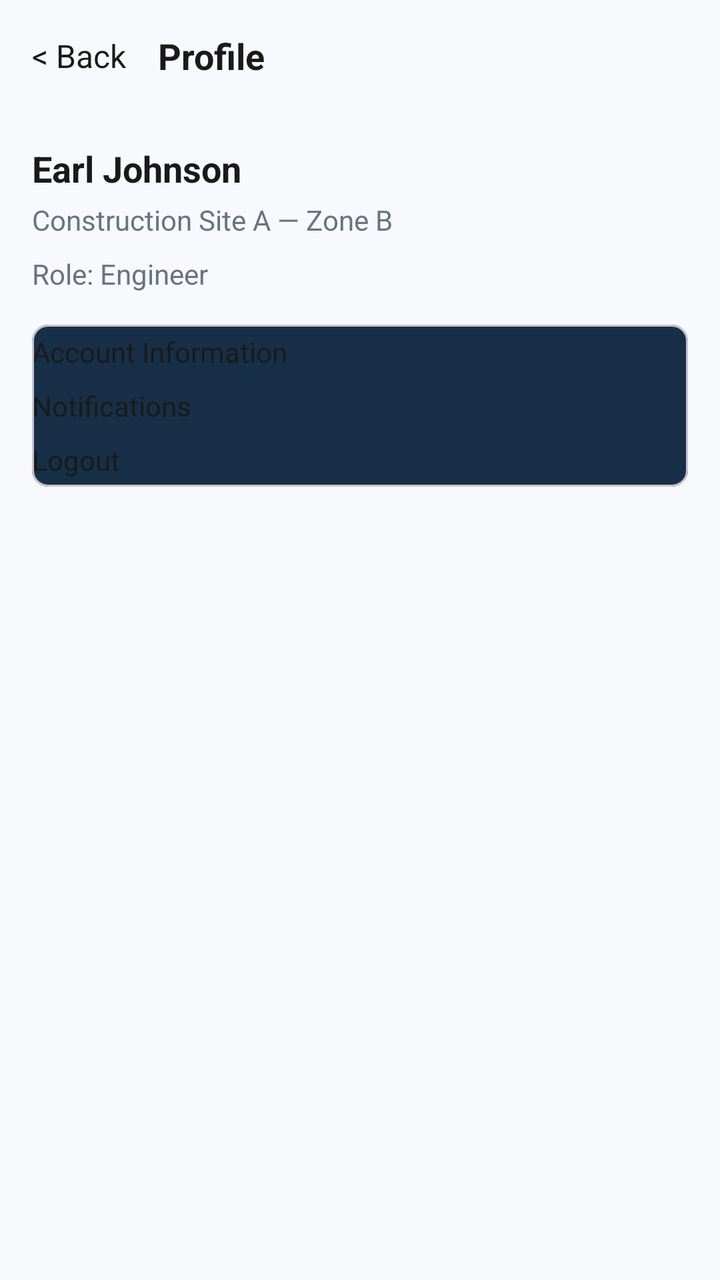
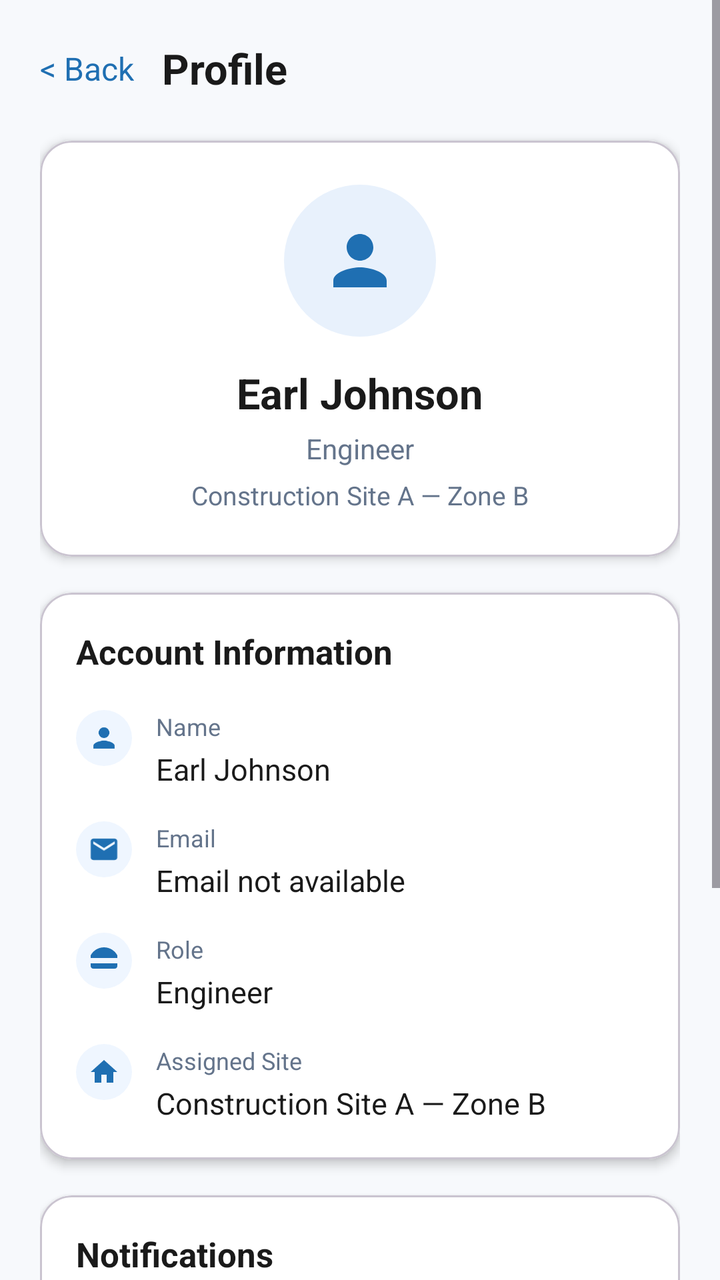

Compare the two renders of this Android layout. The source of the first and the diff that turns it into the second are given below.
<!-- AndroidManifest.xml: application theme Theme.HAZORA -->
<!-- res/layout/activity_profile.xml -->
<?xml version="1.0" encoding="utf-8"?>
<LinearLayout xmlns:android="http://schemas.android.com/apk/res/android"
    xmlns:app="http://schemas.android.com/apk/res-auto"
    android:layout_width="match_parent"
    android:layout_height="match_parent"
    android:orientation="vertical"
    android:background="@color/background_light">

    <LinearLayout
        android:layout_width="match_parent"
        android:layout_height="56dp"
        android:orientation="horizontal"
        android:paddingStart="16dp"
        android:paddingEnd="16dp"
        android:gravity="center_vertical">

        <TextView
            android:id="@+id/tv_back"
            android:layout_width="wrap_content"
            android:layout_height="wrap_content"
            android:text="&lt; Back"
            android:textColor="@color/primary_text_dark"
            android:textSize="16sp" />

        <TextView
            android:id="@+id/tv_title"
            android:layout_width="wrap_content"
            android:layout_height="wrap_content"
            android:layout_marginStart="16dp"
            android:text="Profile"
            android:textColor="@color/primary_text_dark"
            android:textStyle="bold"
            android:textSize="18sp" />
    </LinearLayout>

    <LinearLayout
        android:layout_width="match_parent"
        android:layout_height="match_parent"
        android:orientation="vertical"
        android:padding="16dp">

        <TextView
            android:layout_width="match_parent"
            android:layout_height="wrap_content"
            android:text="Earl Johnson"
            android:textColor="@color/primary_text_dark"
            android:textStyle="bold"
            android:textSize="18sp" />

        <TextView
            android:layout_width="match_parent"
            android:layout_height="wrap_content"
            android:text="Construction Site A — Zone B"
            android:textColor="@color/secondary_text_dark"
            android:layout_marginTop="4dp" />

        <TextView
            android:layout_width="match_parent"
            android:layout_height="wrap_content"
            android:text="Role: Engineer"
            android:textColor="@color/secondary_text_dark"
            android:layout_marginTop="8dp" />

        <com.google.android.material.card.MaterialCardView
            android:layout_width="match_parent"
            android:layout_height="wrap_content"
            app:cardCornerRadius="8dp"
            android:layout_marginTop="16dp"
            android:padding="12dp"
            android:background="@color/white">

            <LinearLayout
                android:layout_width="match_parent"
                android:layout_height="wrap_content"
                android:orientation="vertical">

                <TextView
                    android:layout_width="match_parent"
                    android:layout_height="wrap_content"
                    android:text="Account Information"
                    android:textColor="@color/primary_text_dark"
                    android:paddingTop="4dp"
                    android:paddingBottom="4dp" />

                <TextView
                    android:layout_width="match_parent"
                    android:layout_height="wrap_content"
                    android:text="Notifications"
                    android:textColor="@color/primary_text_dark"
                    android:paddingTop="4dp"
                    android:paddingBottom="4dp" />

                <TextView
                    android:layout_width="match_parent"
                    android:layout_height="wrap_content"
                    android:text="Logout"
                    android:textColor="@color/primary_text_dark"
                    android:paddingTop="4dp"
                    android:paddingBottom="4dp" />

            </LinearLayout>
        </com.google.android.material.card.MaterialCardView>

    </LinearLayout>

</LinearLayout>
<!-- resources referenced by this layout -->
<resources>
  <color name="background_light">#F7F9FC</color>
  <color name="primary_text_dark">#1A1A1A</color>
  <color name="secondary_text_dark">#6B7280</color>
  <color name="white">#FFFFFFFF</color>
  <style name="Theme.HAZORA" parent="Base.Theme.HAZORA" />
  <style name="Base.Theme.HAZORA" parent="Theme.Material3.DayNight.NoActionBar">
          <item name="colorPrimary">@color/primary_blue</item>
          <item name="colorOnPrimary">@color/white</item>
          <item name="colorPrimaryContainer">@color/primary_blue_light</item>
          <item name="colorOnPrimaryContainer">@color/background_navy</item>
          <item name="colorSecondary">@color/accent_orange</item>
          <item name="colorOnSecondary">@color/background_navy</item>
          <item name="colorSurface">@color/card_gray</item>
          <item name="colorOnSurface">@color/text_primary</item>
          <item name="android:windowBackground">@color/background_navy</item>
          <item name="android:navigationBarColor">@color/background_navy</item>
          <item name="android:statusBarColor">@color/background_navy</item>
          <item name="android:windowLightStatusBar">false</item>
      </style>
  <color name="primary_blue">#1769AA</color>
  <color name="primary_blue_light">#65A8DC</color>
  <color name="background_navy">#071A2C</color>
  <color name="accent_orange">#F7941D</color>
  <color name="card_gray">#173047</color>
  <color name="text_primary">#FFFFFFFF</color>
</resources>

<!-- the commit's change to res/layout/activity_profile.xml (unified diff, before → after) -->
@@ -1,106 +1,382 @@
 <?xml version="1.0" encoding="utf-8"?>
-<LinearLayout xmlns:android="http://schemas.android.com/apk/res/android"
+<ScrollView xmlns:android="http://schemas.android.com/apk/res/android"
     xmlns:app="http://schemas.android.com/apk/res-auto"
     android:layout_width="match_parent"
     android:layout_height="match_parent"
-    android:orientation="vertical"
-    android:background="@color/background_light">
+    android:background="#F7F9FC"
+    android:fillViewport="true">
 
     <LinearLayout
         android:layout_width="match_parent"
-        android:layout_height="56dp"
-        android:orientation="horizontal"
-        android:paddingStart="16dp"
-        android:paddingEnd="16dp"
-        android:gravity="center_vertical">
-
-        <TextView
-            android:id="@+id/tv_back"
-            android:layout_width="wrap_content"
+        android:layout_height="wrap_content"
+        android:orientation="vertical"
+        android:paddingStart="20dp"
+        android:paddingTop="20dp"
+        android:paddingEnd="20dp"
+        android:paddingBottom="32dp">
+
+        <LinearLayout
+            android:layout_width="match_parent"
             android:layout_height="wrap_content"
-            android:text="&lt; Back"
-            android:textColor="@color/primary_text_dark"
-            android:textSize="16sp" />
-
-        <TextView
-            android:id="@+id/tv_title"
-            android:layout_width="wrap_content"
+            android:gravity="center_vertical"
+            android:orientation="horizontal">
+
+            <TextView
+                android:id="@+id/tv_back"
+                android:layout_width="wrap_content"
+                android:layout_height="wrap_content"
+                android:text="&lt; Back"
+                android:textColor="#1F6FB2"
+                android:textSize="16sp" />
+
+            <TextView
+                android:id="@+id/tv_title"
+                android:layout_width="wrap_content"
+                android:layout_height="wrap_content"
+                android:layout_marginStart="14dp"
+                android:text="Profile"
+                android:textColor="#1A1A1A"
+                android:textSize="21sp"
+                android:textStyle="bold" />
+        </LinearLayout>
+
+        <com.google.android.material.card.MaterialCardView
+            android:layout_width="match_parent"
             android:layout_height="wrap_content"
-            android:layout_marginStart="16dp"
-            android:text="Profile"
-            android:textColor="@color/primary_text_dark"
-            android:textStyle="bold"
-            android:textSize="18sp" />
-    </LinearLayout>
-
-    <LinearLayout
-        android:layout_width="match_parent"
-        android:layout_height="match_parent"
-        android:orientation="vertical"
-        android:padding="16dp">
-
-        <TextView
-            android:layout_width="match_parent"
-            android:layout_height="wrap_content"
-            android:text="Earl Johnson"
-            android:textColor="@color/primary_text_dark"
-            android:textStyle="bold"
-            android:textSize="18sp" />
-
-        <TextView
-            android:layout_width="match_parent"
-            android:layout_height="wrap_content"
-            android:text="Construction Site A — Zone B"
-            android:textColor="@color/secondary_text_dark"
-            android:layout_marginTop="4dp" />
-
-        <TextView
-            android:layout_width="match_parent"
-            android:layout_height="wrap_content"
-            android:text="Role: Engineer"
-            android:textColor="@color/secondary_text_dark"
-            android:layout_marginTop="8dp" />
-
-        <com.google.android.material.card.MaterialCardView
-            android:layout_width="match_parent"
-            android:layout_height="wrap_content"
-            app:cardCornerRadius="8dp"
-            android:layout_marginTop="16dp"
-            android:padding="12dp"
-            android:background="@color/white">
+            android:layout_marginTop="22dp"
+            app:cardBackgroundColor="#FFFFFF"
+            app:cardCornerRadius="16dp"
+            app:cardElevation="3dp">
 
             <LinearLayout
                 android:layout_width="match_parent"
                 android:layout_height="wrap_content"
-                android:orientation="vertical">
-
-                <TextView
-                    android:layout_width="match_parent"
-                    android:layout_height="wrap_content"
-                    android:text="Account Information"
-                    android:textColor="@color/primary_text_dark"
-                    android:paddingTop="4dp"
-                    android:paddingBottom="4dp" />
-
-                <TextView
-                    android:layout_width="match_parent"
-                    android:layout_height="wrap_content"
-                    android:text="Notifications"
-                    android:textColor="@color/primary_text_dark"
-                    android:paddingTop="4dp"
-                    android:paddingBottom="4dp" />
-
-                <TextView
-                    android:layout_width="match_parent"
-                    android:layout_height="wrap_content"
-                    android:text="Logout"
-                    android:textColor="@color/primary_text_dark"
-                    android:paddingTop="4dp"
-                    android:paddingBottom="4dp" />
-
+                android:gravity="center_horizontal"
+                android:orientation="vertical"
+                android:padding="22dp">
+
+                <ImageView
+                    android:layout_width="76dp"
+                    android:layout_height="76dp"
+                    android:background="@drawable/bg_profile_avatar"
+                    android:contentDescription="Profile avatar"
+                    android:padding="18dp"
+                    android:src="@drawable/ic_person"
+                    android:tint="#1F6FB2" />
+
+                <TextView
+                    android:layout_width="wrap_content"
+                    android:layout_height="wrap_content"
+                    android:layout_marginTop="14dp"
+                    android:text="Earl Johnson"
+                    android:textColor="#1A1A1A"
+                    android:textSize="21sp"
+                    android:textStyle="bold" />
+
+                <TextView
+                    android:layout_width="wrap_content"
+                    android:layout_height="wrap_content"
+                    android:layout_marginTop="4dp"
+                    android:text="Engineer"
+                    android:textColor="#64748B"
+                    android:textSize="14sp" />
+
+                <TextView
+                    android:layout_width="wrap_content"
+                    android:layout_height="wrap_content"
+                    android:layout_marginTop="5dp"
+                    android:text="Construction Site A — Zone B"
+                    android:textColor="#64748B"
+                    android:textSize="13sp" />
             </LinearLayout>
         </com.google.android.material.card.MaterialCardView>
 
+        <com.google.android.material.card.MaterialCardView
+            android:layout_width="match_parent"
+            android:layout_height="wrap_content"
+            android:layout_marginTop="18dp"
+            app:cardBackgroundColor="#FFFFFF"
+            app:cardCornerRadius="16dp"
+            app:cardElevation="3dp">
+
+            <LinearLayout
+                android:layout_width="match_parent"
+                android:layout_height="wrap_content"
+                android:orientation="vertical"
+                android:padding="18dp">
+
+                <TextView
+                    android:layout_width="match_parent"
+                    android:layout_height="wrap_content"
+                    android:text="Account Information"
+                    android:textColor="#1A1A1A"
+                    android:textSize="17sp"
+                    android:textStyle="bold" />
+
+                <LinearLayout
+                    android:layout_width="match_parent"
+                    android:layout_height="wrap_content"
+                    android:layout_marginTop="18dp"
+                    android:orientation="horizontal">
+
+                    <ImageView
+                        android:layout_width="28dp"
+                        android:layout_height="28dp"
+                        android:background="@drawable/bg_icon_blue_light"
+                        android:contentDescription="Name"
+                        android:padding="6dp"
+                        android:src="@drawable/ic_person"
+                        android:tint="#1F6FB2" />
+
+                    <LinearLayout
+                        android:layout_width="0dp"
+                        android:layout_height="wrap_content"
+                        android:layout_marginStart="12dp"
+                        android:layout_weight="1"
+                        android:orientation="vertical">
+
+                        <TextView
+                            android:layout_width="match_parent"
+                            android:layout_height="wrap_content"
+                            android:text="Name"
+                            android:textColor="#64748B"
+                            android:textSize="12sp" />
+
+                        <TextView
+                            android:layout_width="match_parent"
+                            android:layout_height="wrap_content"
+                            android:layout_marginTop="3dp"
+                            android:text="Earl Johnson"
+                            android:textColor="#1A1A1A"
+                            android:textSize="15sp" />
+                    </LinearLayout>
+                </LinearLayout>
+
+                <LinearLayout
+                    android:layout_width="match_parent"
+                    android:layout_height="wrap_content"
+                    android:layout_marginTop="16dp"
+                    android:orientation="horizontal">
+
+                    <ImageView
+                        android:layout_width="28dp"
+                        android:layout_height="28dp"
+                        android:background="@drawable/bg_icon_blue_light"
+                        android:contentDescription="Email"
+                        android:padding="6dp"
+                        android:src="@drawable/ic_email"
+                        android:tint="#1F6FB2" />
+
+                    <LinearLayout
+                        android:layout_width="0dp"
+                        android:layout_height="wrap_content"
+                        android:layout_marginStart="12dp"
+                        android:layout_weight="1"
+                        android:orientation="vertical">
+
+                        <TextView
+                            android:layout_width="match_parent"
+                            android:layout_height="wrap_content"
+                            android:text="Email"
+                            android:textColor="#64748B"
+                            android:textSize="12sp" />
+
+                        <TextView
+                            android:id="@+id/tv_email_value"
+                            android:layout_width="match_parent"
+                            android:layout_height="wrap_content"
+                            android:layout_marginTop="3dp"
+                            android:text="Email not available"
+                            android:textColor="#1A1A1A"
+                            android:textSize="15sp" />
+                    </LinearLayout>
+                </LinearLayout>
+
+                <LinearLayout
+                    android:layout_width="match_parent"
+                    android:layout_height="wrap_content"
+                    android:layout_marginTop="16dp"
+                    android:orientation="horizontal">
+
+                    <ImageView
+                        android:layout_width="28dp"
+                        android:layout_height="28dp"
+                        android:background="@drawable/bg_icon_blue_light"
+                        android:contentDescription="Role"
+                        android:padding="6dp"
+                        android:src="@drawable/ic_hard_hat"
+                        android:tint="#1F6FB2" />
+
+                    <LinearLayout
+                        android:layout_width="0dp"
+                        android:layout_height="wrap_content"
+                        android:layout_marginStart="12dp"
+                        android:layout_weight="1"
+                        android:orientation="vertical">
+
+                        <TextView
+                            android:layout_width="match_parent"
+                            android:layout_height="wrap_content"
+                            android:text="Role"
+                            android:textColor="#64748B"
+                            android:textSize="12sp" />
+
+                        <TextView
+                            android:layout_width="match_parent"
+                            android:layout_height="wrap_content"
+                            android:layout_marginTop="3dp"
+                            android:text="Engineer"
+                            android:textColor="#1A1A1A"
+                            android:textSize="15sp" />
+                    </LinearLayout>
+                </LinearLayout>
+
+                <LinearLayout
+                    android:layout_width="match_parent"
+                    android:layout_height="wrap_content"
+                    android:layout_marginTop="16dp"
+                    android:orientation="horizontal">
+
+                    <ImageView
+                        android:layout_width="28dp"
+                        android:layout_height="28dp"
+                        android:background="@drawable/bg_icon_blue_light"
+                        android:contentDescription="Assigned site"
+                        android:padding="6dp"
+                        android:src="@drawable/ic_home"
+                        android:tint="#1F6FB2" />
+
+                    <LinearLayout
+                        android:layout_width="0dp"
+                        android:layout_height="wrap_content"
+                        android:layout_marginStart="12dp"
+                        android:layout_weight="1"
+                        android:orientation="vertical">
+
+                        <TextView
+                            android:layout_width="match_parent"
+                            android:layout_height="wrap_content"
+                            android:text="Assigned Site"
+                            android:textColor="#64748B"
+                            android:textSize="12sp" />
+
+                        <TextView
+                            android:layout_width="match_parent"
+                            android:layout_height="wrap_content"
+                            android:layout_marginTop="3dp"
+                            android:text="Construction Site A — Zone B"
+                            android:textColor="#1A1A1A"
+                            android:textSize="15sp" />
+                    </LinearLayout>
+                </LinearLayout>
+            </LinearLayout>
+        </com.google.android.material.card.MaterialCardView>
+
+        <com.google.android.material.card.MaterialCardView
+            android:layout_width="match_parent"
+            android:layout_height="wrap_content"
+            android:layout_marginTop="18dp"
+            app:cardBackgroundColor="#FFFFFF"
+            app:cardCornerRadius="16dp"
+            app:cardElevation="3dp">
+
+            <LinearLayout
+                android:layout_width="match_parent"
+                android:layout_height="wrap_content"
+                android:orientation="vertical"
+                android:padding="18dp">
+
+                <TextView
+                    android:layout_width="match_parent"
+                    android:layout_height="wrap_content"
+                    android:text="Notifications"
+                    android:textColor="#1A1A1A"
+                    android:textSize="17sp"
+                    android:textStyle="bold" />
+
+                <LinearLayout
+                    android:layout_width="match_parent"
+                    android:layout_height="wrap_content"
+                    android:layout_marginTop="14dp"
+                    android:gravity="center_vertical"
+                    android:orientation="horizontal">
+
+                    <TextView
+                        android:layout_width="0dp"
+                        android:layout_height="wrap_content"
+                        android:layout_weight="1"
+                        android:text="Safety alerts"
+                        android:textColor="#1A1A1A"
+                        android:textSize="15sp" />
+
+                    <com.google.android.material.materialswitch.MaterialSwitch
+                        android:id="@+id/switch_safety_alerts"
+                        android:layout_width="wrap_content"
+                        android:layout_height="wrap_content"
+                        android:checked="true"
+                        android:contentDescription="Safety alerts notifications" />
+                </LinearLayout>
+
+                <LinearLayout
+                    android:layout_width="match_parent"
+                    android:layout_height="wrap_content"
+                    android:gravity="center_vertical"
+                    android:orientation="horizontal">
+
+                    <TextView
+                        android:layout_width="0dp"
+                        android:layout_height="wrap_content"
+                        android:layout_weight="1"
+                        android:text="Incident updates"
+                        android:textColor="#1A1A1A"
+                        android:textSize="15sp" />
+
+                    <com.google.android.material.materialswitch.MaterialSwitch
+                        android:id="@+id/switch_incident_updates"
+                        android:layout_width="wrap_content"
+                        android:layout_height="wrap_content"
+                        android:checked="true"
+                        android:contentDescription="Incident update notifications" />
+                </LinearLayout>
+
+                <LinearLayout
+                    android:layout_width="match_parent"
+                    android:layout_height="wrap_content"
+                    android:gravity="center_vertical"
+                    android:orientation="horizontal">
+
+                    <TextView
+                        android:layout_width="0dp"
+                        android:layout_height="wrap_content"
+                        android:layout_weight="1"
+                        android:text="Messages"
+                        android:textColor="#1A1A1A"
+                        android:textSize="15sp" />
+
+                    <com.google.android.material.materialswitch.MaterialSwitch
+                        android:id="@+id/switch_messages"
+                        android:layout_width="wrap_content"
+                        android:layout_height="wrap_content"
+                        android:checked="true"
+                        android:contentDescription="Message notifications" />
+                </LinearLayout>
+            </LinearLayout>
+        </com.google.android.material.card.MaterialCardView>
+
+        <com.google.android.material.button.MaterialButton
+            android:id="@+id/btn_logout"
+            android:layout_width="match_parent"
+            android:layout_height="52dp"
+            android:layout_marginTop="24dp"
+            android:text="Log Out"
+            android:textAllCaps="false"
+            android:textColor="#FFFFFF"
+            android:textSize="15sp"
+            android:textStyle="bold"
+            app:backgroundTint="#1F6FB2"
+            app:cornerRadius="12dp"
+            app:icon="@drawable/ic_logout"
+            app:iconGravity="textStart"
+            app:iconTint="#FFFFFF" />
     </LinearLayout>
-
-</LinearLayout>
+</ScrollView>
<!-- resource entries referenced after the edit -->
@@ -1,9 +1,65 @@
 <!-- resources referenced by this layout -->
 <resources>
-  <color name="background_light">#F7F9FC</color>
-  <color name="primary_text_dark">#1A1A1A</color>
-  <color name="secondary_text_dark">#6B7280</color>
-  <color name="white">#FFFFFFFF</color>
+  <!-- drawable bg_icon_blue_light (drawable) -->
+  <?xml version="1.0" encoding="utf-8"?>
+  <shape xmlns:android="http://schemas.android.com/apk/res/android" android:shape="oval">
+      <size android:width="44dp" android:height="44dp" />
+      <solid android:color="#FFEFF6FF" />
+  </shape>
+  <!-- drawable bg_profile_avatar (drawable) -->
+  <?xml version="1.0" encoding="utf-8"?>
+  <shape xmlns:android="http://schemas.android.com/apk/res/android" android:shape="oval">
+      <solid android:color="#E8F1FC" />
+  </shape>
+  <!-- drawable ic_email (drawable) -->
+  <vector xmlns:android="http://schemas.android.com/apk/res/android"
+      android:width="24dp"
+      android:height="24dp"
+      android:viewportWidth="24"
+      android:viewportHeight="24">
+      <path
+          android:fillColor="#FFFFFFFF"
+          android:pathData="M20,4H4c-1.1,0 -1.99,0.9 -1.99,2L2,18c0,1.1 0.9,2 2,2h16c1.1,0 2,-0.9 2,-2L22,6c0,-1.1 -0.9,-2 -2,-2zM20,8l-8,5 -8,-5L4,6l8,5 8,-5v2z" />
+  </vector>
+  <!-- drawable ic_hard_hat (drawable) -->
+  <?xml version="1.0" encoding="utf-8"?>
+  <vector xmlns:android="http://schemas.android.com/apk/res/android"
+      android:width="24dp"
+      android:height="24dp"
+      android:viewportWidth="24"
+      android:viewportHeight="24">
+      <path android:fillColor="#FF000000" android:pathData="M12,2C7.6,2,3.9,4.5,2,8v2h20V8c-1.9-3.5-5.6-6-10-6zM2,14v2c0,1.1,0.9,2,2,2h16c1.1,0,2-0.9,2-2v-2H2z"/>
+  </vector>
+  <!-- drawable ic_home (drawable) -->
+  <?xml version="1.0" encoding="utf-8"?>
+  <vector xmlns:android="http://schemas.android.com/apk/res/android"
+      android:width="24dp"
+      android:height="24dp"
+      android:viewportWidth="24"
+      android:viewportHeight="24">
+      <path android:fillColor="#FF000000" android:pathData="M10,20v-6h4v6h5v-8h3L12,3 2,12h3v8z"/>
+  </vector>
+  <!-- drawable ic_logout (drawable) -->
+  <?xml version="1.0" encoding="utf-8"?>
+  <vector xmlns:android="http://schemas.android.com/apk/res/android"
+      android:width="24dp"
+      android:height="24dp"
+      android:viewportWidth="24"
+      android:viewportHeight="24">
+      <path
+          android:fillColor="#FFFFFFFF"
+          android:pathData="M10.09,15.59L11.5,17l5,-5 -5,-5 -1.41,1.41L12.67,11H3v2h9.67l-2.58,2.59zM19,3h-6v2h6v14h-6v2h6c1.1,0 2,-0.9 2,-2V5c0,-1.1 -0.9,-2 -2,-2z" />
+  </vector>
+  <!-- drawable ic_person (drawable) -->
+  <vector xmlns:android="http://schemas.android.com/apk/res/android"
+      android:width="24dp"
+      android:height="24dp"
+      android:viewportWidth="24"
+      android:viewportHeight="24">
+      <path
+          android:fillColor="#FFFFFFFF"
+          android:pathData="M12,12c2.21,0 4,-1.79 4,-4s-1.79,-4 -4,-4 -4,1.79 -4,4 1.79,4 4,4zM12,14c-2.67,0 -8,1.34 -8,4v2h16v-2c0,-2.66 -5.33,-4 -8,-4z" />
+  </vector>
   <style name="Theme.HAZORA" parent="Base.Theme.HAZORA" />
   <style name="Base.Theme.HAZORA" parent="Theme.Material3.DayNight.NoActionBar">
           <item name="colorPrimary">@color/primary_blue</item>
@@ -20,6 +76,7 @@
           <item name="android:windowLightStatusBar">false</item>
       </style>
   <color name="primary_blue">#1769AA</color>
+  <color name="white">#FFFFFFFF</color>
   <color name="primary_blue_light">#65A8DC</color>
   <color name="background_navy">#071A2C</color>
   <color name="accent_orange">#F7941D</color>
